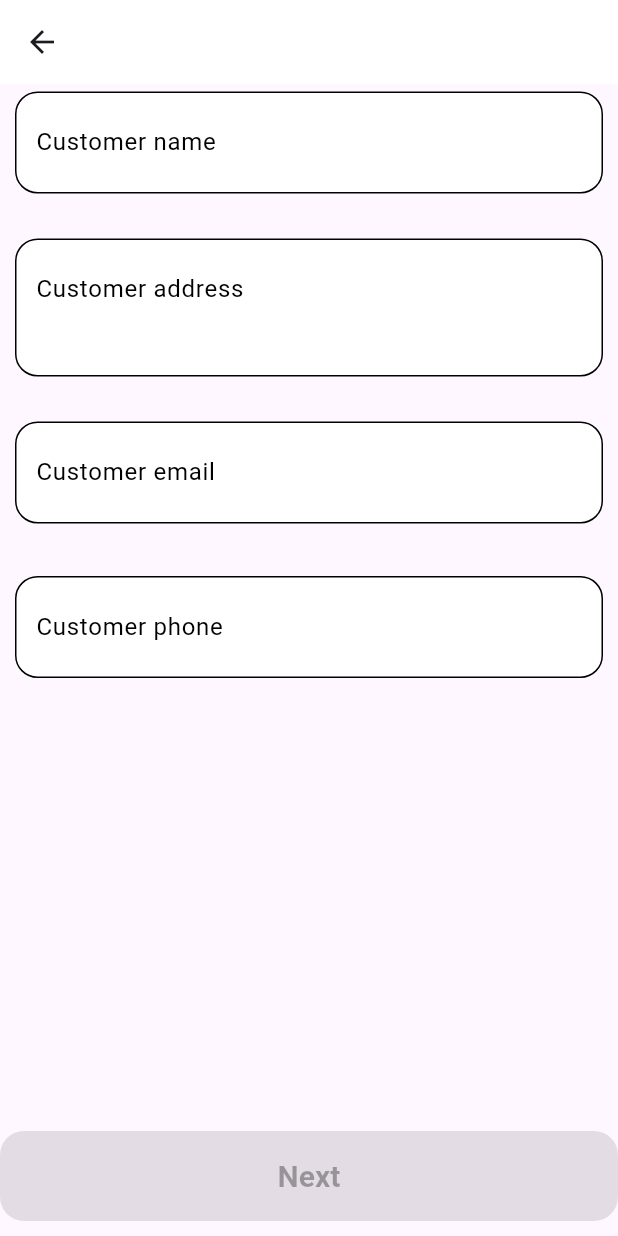
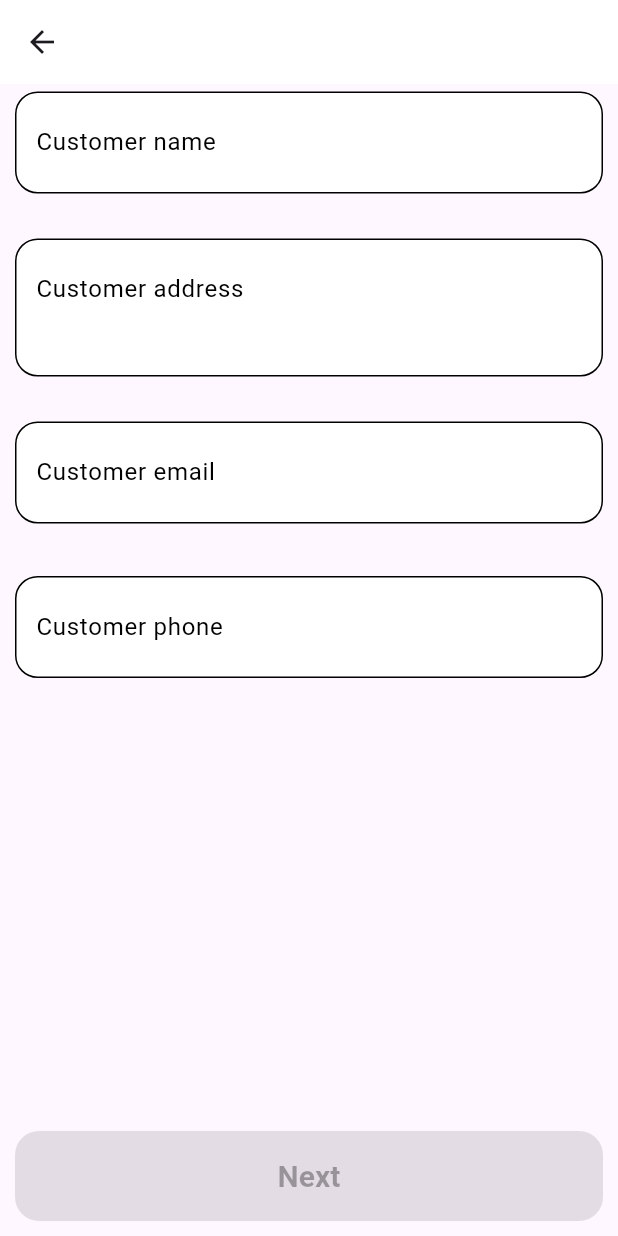
Before and after one commit to Integrated-Identities/SyncServe, a Flutter app: the CustomerDetail screen opened directly, on a phone screen of 412 x 824 dp. Run offline on Flutter 3.47's test engine with Material 3 defaults, Android fonts, the phone set to English and light mode, and no system bars; missing offline and left inert: zod_validation; generated files the repository leaves out were written again.

```diff
--- a/lib/customer_detail.dart
+++ b/lib/customer_detail.dart
@@ -32,6 +32,8 @@ class _CustomerDetailState extends State<CustomerDetail> {
 
   @override
   Widget build(BuildContext context) {
+    final bottomInset = MediaQuery.of(context).viewInsets.bottom;
+    final isKeyboardOpen = bottomInset > 0;
     return Scaffold(
       resizeToAvoidBottomInset: true,
       appBar: AppBar(
@@ -184,7 +186,10 @@ class _CustomerDetailState extends State<CustomerDetail> {
                 ),
               ),
             ),
-            Padding(
+            MediaQuery.removeViewInsets(
+              context: context,
+              removeBottom: true,
+              child: Padding(
                 padding: AppStyle.elevatedButtonPadding,
                 child: ElevatedButton(
                   onPressed: _isFormValid
@@ -203,6 +208,7 @@ class _CustomerDetailState extends State<CustomerDetail> {
                   child: Text(AppLocalizations.of(context)!.next),
                 ),
               ),
+            ),
           ],
         ),
       ),
--- a/lib/styles.dart
+++ b/lib/styles.dart
@@ -97,7 +97,14 @@ class AppStyle {
   );
 
   // PADDING FOR THE ELEVATED BUTTON
-  static const EdgeInsets elevatedButtonPadding = EdgeInsets.only(
-    bottom: 10,
+  static const EdgeInsets elevatedButtonPadding = EdgeInsets.symmetric(
+    horizontal: 10,
+    vertical: 10,
   );
+
+  // COLOR FOR THE CHECKBOX
+  static const Color checkBoxColor = Color.fromARGB(255, 237, 125, 125);
+
+  // COLOR FOR THE CHECKBOX TICK
+  static const Color checkBoxTickColor = Colors.white;
 }
--- a/pubspec.yaml
+++ b/pubspec.yaml
@@ -7,6 +7,7 @@ environment:
   sdk: ^3.5.1
 
 dependencies:
+  provider: ^6.1.5
   flutter:
     sdk: flutter
   flutter_localizations:
```
Also changed, not shown: lib/service_checklist.dart (+38 -40 lines), lib/service_checklist_model.dart (added, +7 -0 lines), lib/service_checklist_viewmodel.dart (renamed from lib/service_checklist_constant.dart, +12 -12 lines), pubspec.lock. Lines whose indentation alone changed are shown as unchanged.
